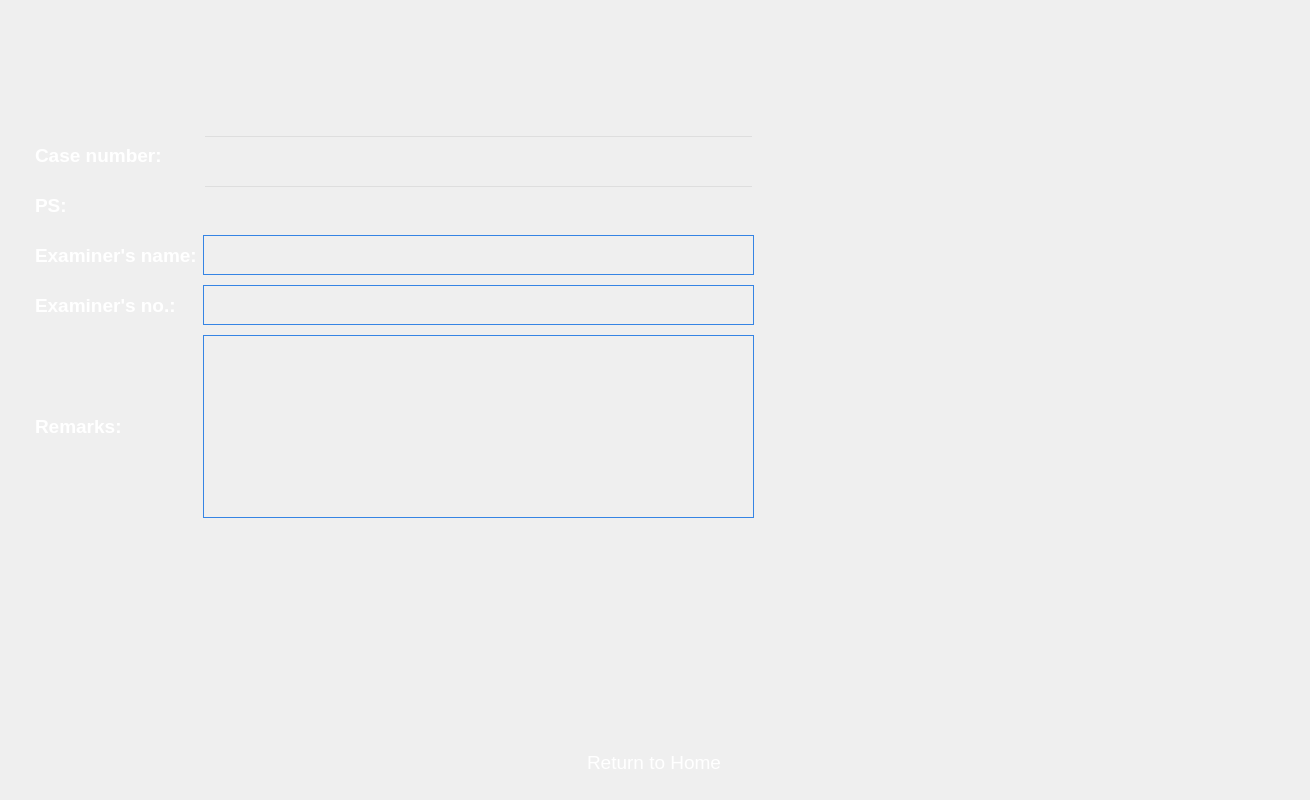
Above: forms/Page_2.ui from apollo-k22/FaceAI-Product before the change. Below: the same form after it.
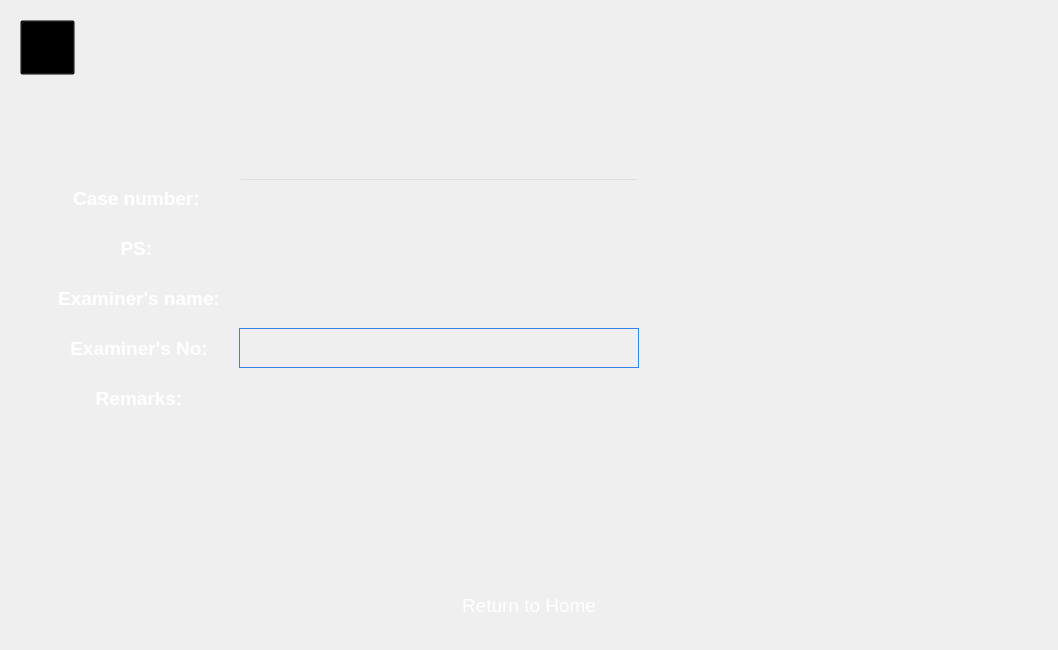
That is the form after the change. Icons and pictures are not drawn.

The edit to the form file:
```diff
--- a/forms/Page_2.ui
+++ b/forms/Page_2.ui
@@ -6,14 +6,20 @@
    <rect>
     <x>0</x>
     <y>0</y>
-    <width>1310</width>
-    <height>800</height>
+    <width>1058</width>
+    <height>650</height>
    </rect>
   </property>
+  <property name="sizePolicy">
+   <sizepolicy hsizetype="Expanding" vsizetype="Expanding">
+    <horstretch>0</horstretch>
+    <verstretch>0</verstretch>
+   </sizepolicy>
+  </property>
   <property name="minimumSize">
    <size>
-    <width>850</width>
-    <height>670</height>
+    <width>1058</width>
+    <height>650</height>
    </size>
   </property>
   <property name="styleSheet">
@@ -22,45 +28,119 @@
       background-position: center;
     </string>
   </property>
-  <layout class="QVBoxLayout" name="verticalLayout_3" stretch="0,0,0">
+  <layout class="QVBoxLayout" name="verticalLayout_3" stretch="0">
+   <property name="spacing">
+    <number>0</number>
+   </property>
    <property name="leftMargin">
     <number>10</number>
    </property>
    <property name="topMargin">
     <number>10</number>
    </property>
+   <property name="rightMargin">
+    <number>10</number>
+   </property>
+   <property name="bottomMargin">
+    <number>10</number>
+   </property>
    <item>
-    <layout class="QVBoxLayout" name="verticalLayout_4">
+    <layout class="QVBoxLayout" name="verticalLayout_6" stretch="0,0,0">
      <property name="spacing">
       <number>0</number>
      </property>
+     <property name="topMargin">
+      <number>0</number>
+     </property>
+     <property name="bottomMargin">
+      <number>0</number>
+     </property>
+     <item>
+      <layout class="QHBoxLayout" name="horizontalLayout_2">
+       <property name="spacing">
+        <number>0</number>
+       </property>
      <property name="leftMargin">
       <number>10</number>
      </property>
      <property name="topMargin">
       <number>10</number>
      </property>
+       <property name="rightMargin">
+        <number>20</number>
+       </property>
      <property name="bottomMargin">
-      <number>10</number>
-     </property>
+        <number>20</number>
+       </property>
+       <item>
+        <widget class="QPushButton" name="btnGoBack">
+         <property name="sizePolicy">
+          <sizepolicy hsizetype="Fixed" vsizetype="Fixed">
+           <horstretch>0</horstretch>
+           <verstretch>0</verstretch>
+          </sizepolicy>
+         </property>
+         <property name="minimumSize">
+          <size>
+           <width>55</width>
+           <height>55</height>
+          </size>
+         </property>
+         <property name="maximumSize">
+          <size>
+           <width>55</width>
+           <height>55</height>
+          </size>
+         </property>
+         <property name="styleSheet">
+          <string notr="true">background:transparent;</string>
+         </property>
+         <property name="text">
+          <string/>
+         </property>
+         <property name="icon">
+          <iconset resource="../images/images.qrc">
+           <normaloff>:/newPrefix/icon-back2.png</normaloff>:/newPrefix/icon-back2.png</iconset>
+         </property>
+         <property name="iconSize">
+          <size>
+           <width>55</width>
+           <height>55</height>
+          </size>
+         </property>
+        </widget>
+       </item>
+       <item>
+        <spacer name="horizontalSpacer">
+         <property name="orientation">
+          <enum>Qt::Horizontal</enum>
+         </property>
+         <property name="sizeHint" stdset="0">
+          <size>
+           <width>40</width>
+           <height>20</height>
+          </size>
+         </property>
+        </spacer>
+       </item>
      <item>
       <widget class="QLabel" name="label_11">
        <property name="sizePolicy">
-        <sizepolicy hsizetype="Expanding" vsizetype="Expanding">
+          <sizepolicy hsizetype="Fixed" vsizetype="Fixed">
          <horstretch>0</horstretch>
          <verstretch>0</verstretch>
         </sizepolicy>
        </property>
        <property name="minimumSize">
         <size>
-         <width>120</width>
-         <height>60</height>
+           <width>80</width>
+           <height>40</height>
         </size>
        </property>
        <property name="maximumSize">
         <size>
-         <width>120</width>
-         <height>60</height>
+           <width>80</width>
+           <height>40</height>
         </size>
        </property>
        <property name="styleSheet">
@@ -83,83 +163,128 @@
     </layout>
    </item>
    <item>
-    <spacer name="verticalSpacer_4">
+      <layout class="QHBoxLayout" name="horizontalLayout_6" stretch="0,0,0">
+       <property name="leftMargin">
+        <number>10</number>
+       </property>
+       <property name="topMargin">
+        <number>10</number>
+       </property>
+       <property name="rightMargin">
+        <number>10</number>
+       </property>
+       <property name="bottomMargin">
+        <number>0</number>
+       </property>
+       <item>
+        <spacer name="horizontalSpacer_7">
+         <property name="orientation">
+          <enum>Qt::Horizontal</enum>
+         </property>
+         <property name="sizeHint" stdset="0">
+          <size>
+           <width>40</width>
+           <height>20</height>
+          </size>
+         </property>
+        </spacer>
+       </item>
+       <item>
+        <layout class="QHBoxLayout" name="horizontalLayout" stretch="0,0">
+         <property name="spacing">
+          <number>0</number>
+         </property>
+         <property name="sizeConstraint">
+          <enum>QLayout::SetDefaultConstraint</enum>
+         </property>
+         <property name="leftMargin">
+          <number>0</number>
+         </property>
+         <property name="topMargin">
+          <number>0</number>
+         </property>
+         <property name="rightMargin">
+          <number>0</number>
+         </property>
+         <property name="bottomMargin">
+          <number>0</number>
+         </property>
+         <item>
+          <layout class="QVBoxLayout" name="verticalLayout_5">
+           <property name="leftMargin">
+            <number>5</number>
+           </property>
+           <property name="topMargin">
+            <number>5</number>
+           </property>
+           <property name="rightMargin">
+            <number>5</number>
+           </property>
+           <property name="bottomMargin">
+            <number>5</number>
+           </property>
+           <item>
+            <spacer name="verticalSpacer_6">
      <property name="orientation">
       <enum>Qt::Vertical</enum>
      </property>
      <property name="sizeHint" stdset="0">
       <size>
        <width>20</width>
-       <height>40</height>
+               <height>0</height>
       </size>
      </property>
     </spacer>
    </item>
    <item>
-    <layout class="QVBoxLayout" name="verticalLayout" stretch="0,0,1,0">
-     <property name="leftMargin">
-      <number>10</number>
-     </property>
-     <property name="topMargin">
-      <number>10</number>
-     </property>
-     <property name="rightMargin">
-      <number>10</number>
-     </property>
-     <property name="bottomMargin">
-      <number>0</number>
-     </property>
-     <item>
-      <layout class="QHBoxLayout" name="horizontalLayout" stretch="2,1">
-       <property name="spacing">
-        <number>20</number>
-       </property>
+            <layout class="QFormLayout" name="flyCaseDetail">
        <property name="sizeConstraint">
-        <enum>QLayout::SetFixedSize</enum>
-       </property>
-       <property name="leftMargin">
-        <number>15</number>
-       </property>
-       <property name="topMargin">
-        <number>15</number>
-       </property>
-       <property name="rightMargin">
-        <number>15</number>
-       </property>
-       <property name="bottomMargin">
-        <number>15</number>
-       </property>
-       <item>
-        <layout class="QFormLayout" name="formLayout">
-         <property name="sizeConstraint">
-          <enum>QLayout::SetFixedSize</enum>
+              <enum>QLayout::SetDefaultConstraint</enum>
          </property>
          <property name="fieldGrowthPolicy">
-          <enum>QFormLayout::AllNonFixedFieldsGrow</enum>
+              <enum>QFormLayout::FieldsStayAtSizeHint</enum>
          </property>
          <property name="rowWrapPolicy">
           <enum>QFormLayout::DontWrapRows</enum>
          </property>
          <property name="labelAlignment">
-          <set>Qt::AlignLeading|Qt::AlignLeft|Qt::AlignTop</set>
+              <set>Qt::AlignCenter</set>
+             </property>
+             <property name="formAlignment">
+              <set>Qt::AlignCenter</set>
          </property>
          <property name="horizontalSpacing">
-          <number>6</number>
+              <number>10</number>
          </property>
          <property name="verticalSpacing">
           <number>10</number>
          </property>
-         <property name="rightMargin">
+             <property name="leftMargin">
           <number>0</number>
          </property>
+             <property name="rightMargin">
+              <number>10</number>
+             </property>
          <item row="0" column="0">
           <widget class="QLabel" name="label_3">
            <property name="sizePolicy">
-            <sizepolicy hsizetype="Expanding" vsizetype="Expanding">
+                <sizepolicy hsizetype="Fixed" vsizetype="Fixed">
              <horstretch>0</horstretch>
              <verstretch>0</verstretch>
             </sizepolicy>
            </property>
+               <property name="minimumSize">
+                <size>
+                 <width>180</width>
+                 <height>40</height>
+                </size>
+               </property>
+               <property name="maximumSize">
+                <size>
+                 <width>180</width>
+                 <height>40</height>
+                </size>
+               </property>
            <property name="font">
             <font>
              <family>Arial</family>
@@ -175,19 +300,22 @@
            <property name="text">
             <string>Case number: </string>
            </property>
+               <property name="alignment">
+                <set>Qt::AlignCenter</set>
+               </property>
           </widget>
          </item>
          <item row="0" column="1">
           <widget class="QLineEdit" name="leditCaseNumber">
            <property name="sizePolicy">
-            <sizepolicy hsizetype="Expanding" vsizetype="Fixed">
+                <sizepolicy hsizetype="Fixed" vsizetype="Fixed">
              <horstretch>0</horstretch>
              <verstretch>0</verstretch>
             </sizepolicy>
            </property>
            <property name="minimumSize">
             <size>
-             <width>200</width>
+                 <width>400</width>
              <height>40</height>
             </size>
            </property>
@@ -209,11 +337,23 @@
          <item row="1" column="0">
           <widget class="QLabel" name="label_4">
            <property name="sizePolicy">
-            <sizepolicy hsizetype="Expanding" vsizetype="Expanding">
+                <sizepolicy hsizetype="Fixed" vsizetype="Fixed">
              <horstretch>0</horstretch>
              <verstretch>0</verstretch>
             </sizepolicy>
            </property>
+               <property name="minimumSize">
+                <size>
+                 <width>180</width>
+                 <height>40</height>
+                </size>
+               </property>
+               <property name="maximumSize">
+                <size>
+                 <width>180</width>
+                 <height>40</height>
+                </size>
+               </property>
            <property name="font">
             <font>
              <family>Arial</family>
@@ -229,37 +369,31 @@
            <property name="text">
             <string>PS: </string>
            </property>
-          </widget>
-         </item>
-         <item row="1" column="1">
-          <widget class="QLineEdit" name="leditPS">
-           <property name="sizePolicy">
-            <sizepolicy hsizetype="Expanding" vsizetype="Fixed">
-             <horstretch>0</horstretch>
-             <verstretch>0</verstretch>
-            </sizepolicy>
-           </property>
-           <property name="minimumSize">
-            <size>
-             <width>200</width>
-             <height>40</height>
-            </size>
-           </property>
-           <property name="styleSheet">
-            <string notr="true">background-color: #3E536A;
-color: rgb(255, 255, 255);
-background:transparent;</string>
+               <property name="alignment">
+                <set>Qt::AlignCenter</set>
            </property>
           </widget>
          </item>
          <item row="2" column="0">
           <widget class="QLabel" name="label_6">
            <property name="sizePolicy">
-            <sizepolicy hsizetype="Expanding" vsizetype="Expanding">
+                <sizepolicy hsizetype="Fixed" vsizetype="Fixed">
              <horstretch>0</horstretch>
              <verstretch>0</verstretch>
             </sizepolicy>
            </property>
+               <property name="minimumSize">
+                <size>
+                 <width>180</width>
+                 <height>40</height>
+                </size>
+               </property>
+               <property name="maximumSize">
+                <size>
+                 <width>180</width>
+                 <height>40</height>
+                </size>
+               </property>
            <property name="font">
             <font>
              <pointsize>14</pointsize>
@@ -274,37 +408,31 @@
            <property name="text">
             <string>Examiner's name:</string>
            </property>
-          </widget>
-         </item>
-         <item row="2" column="1">
-          <widget class="QLineEdit" name="leditExaminerName">
-           <property name="sizePolicy">
-            <sizepolicy hsizetype="Expanding" vsizetype="Fixed">
-             <horstretch>0</horstretch>
-             <verstretch>0</verstretch>
-            </sizepolicy>
-           </property>
-           <property name="minimumSize">
-            <size>
-             <width>200</width>
-             <height>40</height>
-            </size>
-           </property>
-           <property name="styleSheet">
-            <string notr="true">background-color: #3E536A;
-color: rgb(255, 255, 255);
-background:transparent;border: 1px solid rgb(53, 132, 228);</string>
+               <property name="alignment">
+                <set>Qt::AlignCenter</set>
            </property>
           </widget>
          </item>
          <item row="3" column="0">
           <widget class="QLabel" name="label_5">
            <property name="sizePolicy">
-            <sizepolicy hsizetype="Expanding" vsizetype="Expanding">
+                <sizepolicy hsizetype="Fixed" vsizetype="Fixed">
              <horstretch>0</horstretch>
              <verstretch>0</verstretch>
             </sizepolicy>
            </property>
+               <property name="minimumSize">
+                <size>
+                 <width>180</width>
+                 <height>40</height>
+                </size>
+               </property>
+               <property name="maximumSize">
+                <size>
+                 <width>180</width>
+                 <height>40</height>
+                </size>
+               </property>
            <property name="font">
             <font>
              <pointsize>14</pointsize>
@@ -317,24 +445,33 @@
 background: none;</string>
            </property>
            <property name="text">
-            <string>Examiner's no.:</string>
+                <string>Examiner's No:</string>
+               </property>
+               <property name="alignment">
+                <set>Qt::AlignCenter</set>
            </property>
           </widget>
          </item>
          <item row="3" column="1">
           <widget class="QLineEdit" name="leditExaminerNo">
            <property name="sizePolicy">
-            <sizepolicy hsizetype="Expanding" vsizetype="Fixed">
+                <sizepolicy hsizetype="Fixed" vsizetype="Expanding">
              <horstretch>0</horstretch>
              <verstretch>0</verstretch>
             </sizepolicy>
            </property>
            <property name="minimumSize">
             <size>
-             <width>200</width>
+                 <width>400</width>
              <height>40</height>
             </size>
            </property>
+               <property name="maximumSize">
+                <size>
+                 <width>400</width>
+                 <height>16777215</height>
+                </size>
+               </property>
            <property name="styleSheet">
             <string notr="true">background-color: #3E536A;
 color: rgb(255, 255, 255);
@@ -345,11 +482,23 @@
          <item row="4" column="0">
           <widget class="QLabel" name="label_7">
            <property name="sizePolicy">
-            <sizepolicy hsizetype="Expanding" vsizetype="Expanding">
+                <sizepolicy hsizetype="Fixed" vsizetype="Fixed">
              <horstretch>0</horstretch>
              <verstretch>0</verstretch>
             </sizepolicy>
            </property>
+               <property name="minimumSize">
+                <size>
+                 <width>180</width>
+                 <height>40</height>
+                </size>
+               </property>
+               <property name="maximumSize">
+                <size>
+                 <width>180</width>
+                 <height>40</height>
+                </size>
+               </property>
            <property name="font">
             <font>
              <pointsize>14</pointsize>
@@ -364,9 +513,14 @@
            <property name="text">
             <string>Remarks:</string>
            </property>
-          </widget>
-         </item>
-         <item row="5" column="1">
+               <property name="alignment">
+                <set>Qt::AlignCenter</set>
+               </property>
+              </widget>
+             </item>
+            </layout>
+           </item>
+           <item>
           <spacer name="verticalSpacer_2">
            <property name="orientation">
             <enum>Qt::Vertical</enum>
@@ -374,44 +528,62 @@
            <property name="sizeHint" stdset="0">
             <size>
              <width>20</width>
-             <height>40</height>
+               <height>0</height>
             </size>
            </property>
           </spacer>
          </item>
-         <item row="4" column="1">
-          <widget class="QTextEdit" name="teditRemarks">
-           <property name="minimumSize">
-            <size>
-             <width>200</width>
-             <height>100</height>
-            </size>
-           </property>
-           <property name="styleSheet">
-            <string notr="true">color: rgb(255, 255, 255);
-background:transparent;
-border: 1px solid rgb(53, 132, 228);</string>
-           </property>
-           <property name="verticalScrollBarPolicy">
-            <enum>Qt::ScrollBarAlwaysOff</enum>
-           </property>
-           <property name="horizontalScrollBarPolicy">
-            <enum>Qt::ScrollBarAlwaysOff</enum>
-           </property>
-           <property name="sizeAdjustPolicy">
-            <enum>QAbstractScrollArea::AdjustToContents</enum>
-           </property>
-          </widget>
-         </item>
         </layout>
        </item>
        <item>
-        <layout class="QVBoxLayout" name="verticalLayout_2" stretch="0,0">
-         <item alignment="Qt::AlignLeft">
+          <layout class="QVBoxLayout" name="verticalLayout_2" stretch="0,0,0">
+           <property name="spacing">
+            <number>0</number>
+           </property>
+           <property name="leftMargin">
+            <number>5</number>
+           </property>
+           <property name="topMargin">
+            <number>5</number>
+           </property>
+           <property name="rightMargin">
+            <number>5</number>
+           </property>
+           <property name="bottomMargin">
+            <number>5</number>
+           </property>
+           <item>
+            <spacer name="verticalSpacer">
+             <property name="orientation">
+              <enum>Qt::Vertical</enum>
+             </property>
+             <property name="sizeHint" stdset="0">
+              <size>
+               <width>20</width>
+               <height>0</height>
+              </size>
+             </property>
+            </spacer>
+           </item>
+           <item>
+            <layout class="QHBoxLayout" name="horizontalLayout_5">
+             <property name="spacing">
+              <number>0</number>
+             </property>
+             <property name="leftMargin">
+              <number>5</number>
+             </property>
+             <property name="topMargin">
+              <number>5</number>
+             </property>
+             <property name="rightMargin">
+              <number>5</number>
+             </property>
+             <property name="bottomMargin">
+              <number>5</number>
+             </property>
+             <item>
           <widget class="QPushButton" name="btnSelectTargetPhoto">
-           <property name="enabled">
-            <bool>true</bool>
-           </property>
            <property name="sizePolicy">
             <sizepolicy hsizetype="Expanding" vsizetype="Expanding">
              <horstretch>0</horstretch>
@@ -420,19 +592,10 @@
            </property>
            <property name="minimumSize">
             <size>
-             <width>500</width>
-             <height>500</height>
-            </size>
-           </property>
-           <property name="maximumSize">
-            <size>
-             <width>500</width>
-             <height>500</height>
-            </size>
-           </property>
-           <property name="layoutDirection">
-            <enum>Qt::LeftToRight</enum>
-           </property>
+                 <width>350</width>
+                 <height>350</height>
+                </size>
+               </property>
            <property name="styleSheet">
             <string notr="true">border:none;
 background:transparent;
@@ -445,15 +608,17 @@
            </property>
           </widget>
          </item>
+            </layout>
+           </item>
          <item>
-          <spacer name="verticalSpacer">
+            <spacer name="verticalSpacer_5">
            <property name="orientation">
             <enum>Qt::Vertical</enum>
            </property>
            <property name="sizeHint" stdset="0">
             <size>
-             <width>100</width>
-             <height>100</height>
+               <width>20</width>
+               <height>0</height>
             </size>
            </property>
           </spacer>
@@ -462,18 +627,71 @@
        </item>
       </layout>
      </item>
-     <item alignment="Qt::AlignHCenter">
+       <item>
+        <spacer name="horizontalSpacer_6">
+         <property name="orientation">
+          <enum>Qt::Horizontal</enum>
+         </property>
+         <property name="sizeHint" stdset="0">
+          <size>
+           <width>40</width>
+           <height>20</height>
+          </size>
+         </property>
+        </spacer>
+       </item>
+      </layout>
+     </item>
+     <item>
+      <layout class="QVBoxLayout" name="verticalLayout_4">
+       <property name="spacing">
+        <number>0</number>
+       </property>
+       <property name="topMargin">
+        <number>5</number>
+       </property>
+       <property name="bottomMargin">
+        <number>5</number>
+       </property>
+       <item>
+        <layout class="QHBoxLayout" name="horizontalLayout_3">
+         <property name="topMargin">
+          <number>5</number>
+         </property>
+         <property name="bottomMargin">
+          <number>5</number>
+         </property>
+         <item>
+          <spacer name="horizontalSpacer_2">
+           <property name="orientation">
+            <enum>Qt::Horizontal</enum>
+           </property>
+           <property name="sizeHint" stdset="0">
+            <size>
+             <width>40</width>
+             <height>20</height>
+            </size>
+           </property>
+          </spacer>
+         </item>
+         <item>
       <widget class="QPushButton" name="btnContinueProbe">
        <property name="sizePolicy">
-        <sizepolicy hsizetype="Minimum" vsizetype="Fixed">
+            <sizepolicy hsizetype="Fixed" vsizetype="Fixed">
          <horstretch>0</horstretch>
          <verstretch>0</verstretch>
         </sizepolicy>
        </property>
+           <property name="minimumSize">
+            <size>
+             <width>200</width>
+             <height>70</height>
+            </size>
+           </property>
        <property name="maximumSize">
         <size>
-         <width>250</width>
-         <height>60</height>
+             <width>200</width>
+             <height>70</height>
         </size>
        </property>
        <property name="cursor">
@@ -492,18 +710,66 @@
        </property>
        <property name="iconSize">
         <size>
-         <width>250</width>
-         <height>60</height>
+             <width>200</width>
+             <height>70</height>
         </size>
        </property>
       </widget>
      </item>
-     <item alignment="Qt::AlignHCenter">
+         <item>
+          <spacer name="horizontalSpacer_3">
+           <property name="orientation">
+            <enum>Qt::Horizontal</enum>
+           </property>
+           <property name="sizeHint" stdset="0">
+            <size>
+             <width>40</width>
+             <height>20</height>
+            </size>
+           </property>
+          </spacer>
+         </item>
+        </layout>
+       </item>
+       <item>
+        <layout class="QHBoxLayout" name="horizontalLayout_4">
+         <property name="topMargin">
+          <number>5</number>
+         </property>
+         <property name="bottomMargin">
+          <number>5</number>
+         </property>
+         <item>
+          <spacer name="horizontalSpacer_4">
+           <property name="orientation">
+            <enum>Qt::Horizontal</enum>
+           </property>
+           <property name="sizeHint" stdset="0">
+            <size>
+             <width>40</width>
+             <height>20</height>
+            </size>
+           </property>
+          </spacer>
+         </item>
+         <item>
       <widget class="QPushButton" name="btnReturnHome">
+           <property name="sizePolicy">
+            <sizepolicy hsizetype="Expanding" vsizetype="Fixed">
+             <horstretch>0</horstretch>
+             <verstretch>0</verstretch>
+            </sizepolicy>
+           </property>
+           <property name="minimumSize">
+            <size>
+             <width>150</width>
+             <height>50</height>
+            </size>
+           </property>
        <property name="maximumSize">
         <size>
          <width>300</width>
-         <height>90</height>
+             <height>50</height>
         </size>
        </property>
        <property name="font">
@@ -525,20 +791,21 @@
       </widget>
      </item>
      <item>
-      <spacer name="verticalSpacer_3">
+          <spacer name="horizontalSpacer_5">
        <property name="orientation">
-        <enum>Qt::Vertical</enum>
-       </property>
-       <property name="sizeType">
-        <enum>QSizePolicy::Fixed</enum>
+            <enum>Qt::Horizontal</enum>
        </property>
        <property name="sizeHint" stdset="0">
         <size>
-         <width>20</width>
-         <height>15</height>
+             <width>40</width>
+             <height>20</height>
         </size>
        </property>
       </spacer>
+         </item>
+        </layout>
+       </item>
+      </layout>
      </item>
     </layout>
    </item>
```
Left out of the diff: 5 changed lines with no effect on the pictures. Lines whose indentation alone changed are shown as unchanged.
